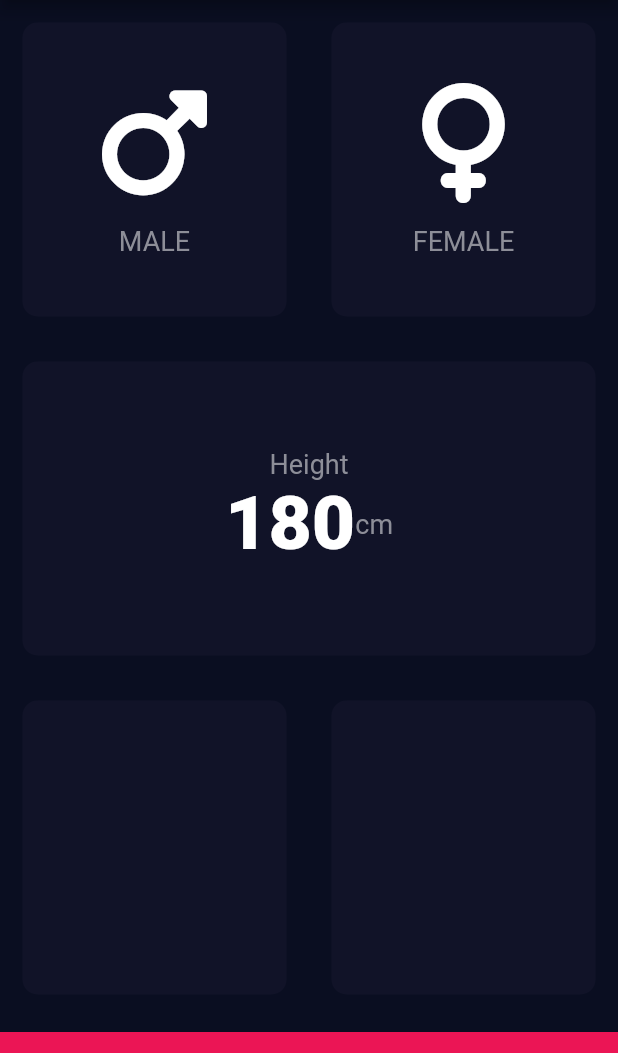
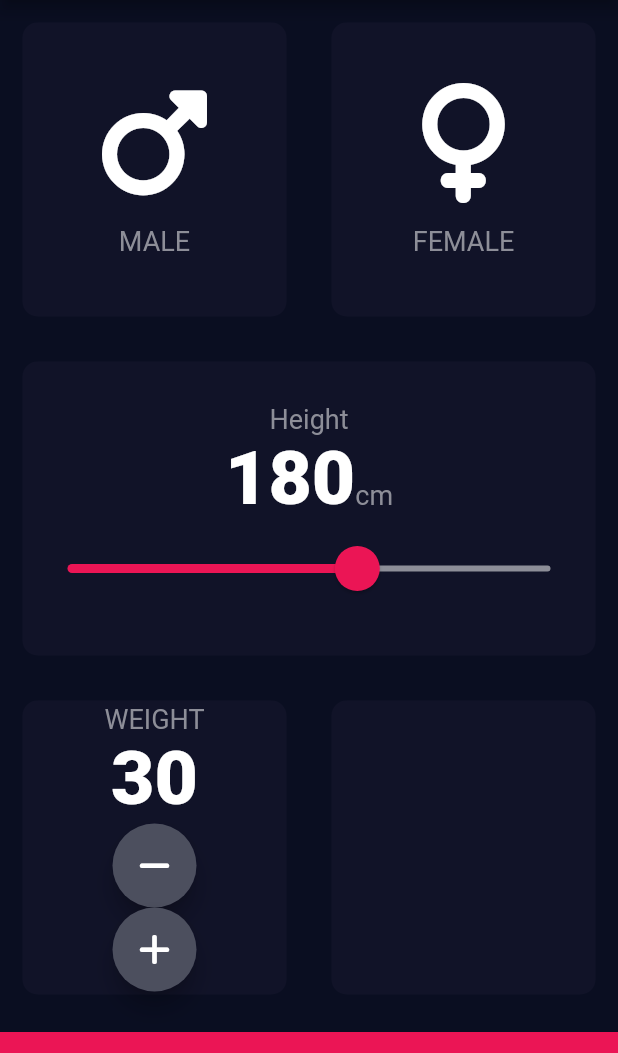
Before and after one commit to upasana-khatiwada/BMI_Calculator, a Flutter app: the screen it shows after launch, on a phone screen of 412 x 824 dp, the part 84-1137 px from its top. Run offline on Flutter 3.47's test engine with Material 2 defaults, Android fonts, the phone set to English and light mode, and no system bars; our stand-ins replace font_awesome_flutter.

Commit message:
custom floating button

```diff
--- a/lib/input_page.dart
+++ b/lib/input_page.dart
@@ -14,6 +14,8 @@ class InputPage extends StatefulWidget {
 
 class _InputPageState extends State<InputPage> {
   Gender? selectedGender;
+  int height = 180;
+  int weight = 30;
   // Color maleCardColour = inactiveCardColour;
   // Color femaleCardColour = inactiveCardColour;
   // //1= male 2=female
@@ -97,28 +99,75 @@ class _InputPageState extends State<InputPage> {
                   ),
                   Row(
                     mainAxisAlignment: MainAxisAlignment.center,
-                    children: const <Widget>[
+                    crossAxisAlignment: CrossAxisAlignment.baseline,
+                    textBaseline: TextBaseline.alphabetic,
+                    children: <Widget>[
                       Text(
-                        '180',
+                        height.toString(),
                         style: kNumberTextStyle,
                       ),
-                      Text('cm',
-                      style: klabelTextStyle,),
+                      const Text(
+                        'cm',
+                        style: klabelTextStyle,
+                      ),
                     ],
-                  )
+                  ),
+                  SliderTheme(
+                    data: SliderTheme.of(context).copyWith(
+                      inactiveTrackColor: const Color(0xFF8D8E98),
+                      activeTrackColor: Colors.white,
+                      thumbColor: const Color(0xFFEB1555),
+                      overlayColor: const Color(0x29EB1555),
+                      thumbShape:
+                          const RoundSliderThumbShape(enabledThumbRadius: 15.0),
+                      overlayShape:
+                          const RoundSliderOverlayShape(overlayRadius: 30.0),
+                    ),
+                    child: Slider(
+                        value: height.toDouble(),
+                        min: 120.0,
+                        max: 220.0,
+                        activeColor: const Color(0xFFEB1555),
+                        inactiveColor: const Color(0xFF8D8E98),
+                        onChanged: (double newValue) {
+                          setState(() {
+                            height = newValue.round();
+                          });
+                        }),
+                  ),
                 ],
               ),
             ),
           ),
           Expanded(
             child: Row(
-              children: const <Widget>[
+              children: <Widget>[
                 Expanded(
                   child: ReusableCard(
                     colour: kinactiveCardColour,
+                    cardChild: Column(
+                      mainAxisAlignment: MainAxisAlignment.center,
+                      children: <Widget>[
+                        const Text(
+                          "WEIGHT",
+                          style: klabelTextStyle,
+                        ),
+                        Text(
+                          weight.toString(),
+                          style: kNumberTextStyle,
+                        ),
+                        const RoundIconButton(icon:FontAwesomeIcons.minus,
+                       ),
+                        const SizedBox(
+                          width: 10.0,
+                        ),
+                       const RoundIconButton(icon:FontAwesomeIcons.plus,
+                       ),
+                      ],
+                    ),
                   ),
                 ),
-                Expanded(
+                const Expanded(
                   child: ReusableCard(
                     colour: kinactiveCardColour,
                   ),
@@ -137,3 +186,32 @@ class _InputPageState extends State<InputPage> {
     );
   }
 }
+
+class RoundIconButton extends StatelessWidget {
+
+
+
+  //const RoundIconButton({super.key});
+
+    const RoundIconButton({Key? key, required this.icon})
+    : super(key: key);
+
+    final IconData icon;
+  @override
+  Widget build(BuildContext context) {
+    return RawMaterialButton(
+
+      shape: const CircleBorder(),
+      fillColor: const Color(0xFF4C4F5E),
+      //The elevation of a component is the distance from the underneath surface. Visually, the elevation results in shadows.
+      elevation: 6.0,
+      //since the size of the button by defult is small than what we require we can mention the size of the box manually
+      constraints: const BoxConstraints.tightFor(
+        width: 56.0,
+        height: 56.0,
+      ),
+      onPressed: (){},
+      child: Icon(icon),
+    );
+  }
+}
```
